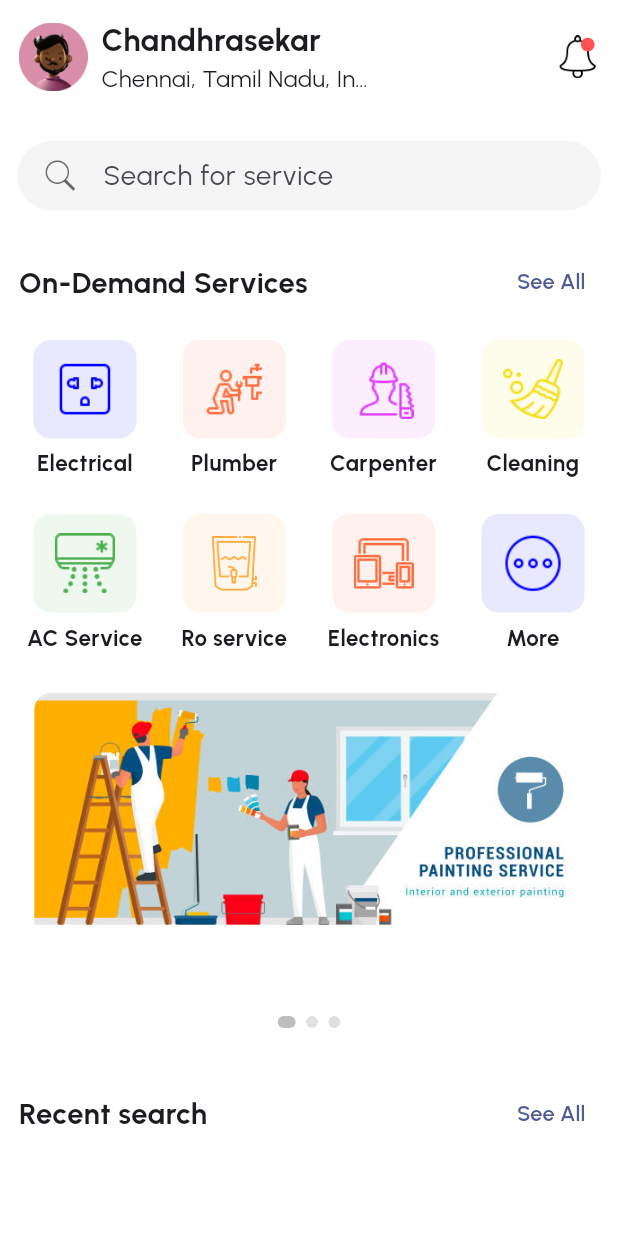
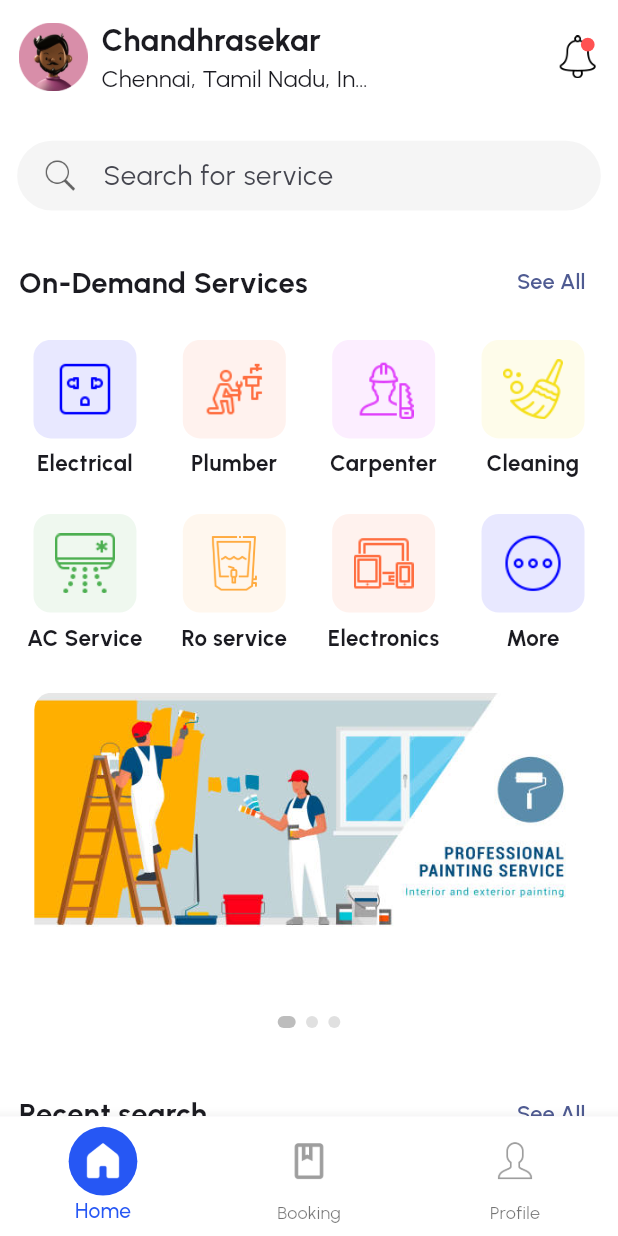
Before and after one commit to Sundhar22/UserApp, a Flutter app: the screen it shows after launch, on a phone screen of 412 x 824 dp. Run offline on Flutter 3.47's test engine with Material 3 defaults, Android fonts, the phone set to English and light mode, and no system bars; drawn by our look-alikes of carousel_slider, dots_indicator; our stand-ins replace flutter_otp_text_field, flutter_screenutil.

Commit message:
nav bar commit

```diff
--- a/lib/features/home/ui/home.dart
+++ b/lib/features/home/ui/home.dart
@@ -71,6 +71,7 @@ class _HomePageState extends State<HomePage> {
       ),
     ];
     return Scaffold(
+        extendBody: true,
         backgroundColor: Colors.white,
         body: SafeArea(
           child: SingleChildScrollView(
@@ -86,7 +87,12 @@ class _HomePageState extends State<HomePage> {
                 Padding(
                   padding:
                       EdgeInsets.symmetric(horizontal: 11.0.w, vertical: 10.h),
-                  child: headline("On-Demand Services", () {}),
+                  child: headline(
+                      "On-Demand Services",
+                      () => Navigator.push(
+                          context,
+                          MaterialPageRoute(
+                              builder: (context) => MoreService()))),
                 ),
                 Padding(
                   padding:
--- a/lib/features/home/ui/widgets/more_service.dart
+++ b/lib/features/home/ui/widgets/more_service.dart
@@ -96,6 +96,7 @@ class MoreService extends StatelessWidget {
         ),
       ),
       body: SafeArea(
+        child: SingleChildScrollView(
           child: Column(
             crossAxisAlignment: CrossAxisAlignment.start,
             children: [
@@ -104,6 +105,7 @@ class MoreService extends StatelessWidget {
             ],
           ),
         ),
+      ),
     );
   }
 }
--- a/lib/features/userLocation/user_choice/widgets/user_choice_widgets.dart
+++ b/lib/features/userLocation/user_choice/widgets/user_choice_widgets.dart
@@ -6,7 +6,7 @@ import 'home_page_search_bar.dart';
 Container innerContainerWidget() {
   return Container(
     height: 145.h,
-    padding: EdgeInsets.symmetric(vertical: 20.h),
+    padding: EdgeInsets.symmetric(vertical: 15.h),
     decoration: BoxDecoration(
       border: Border(
           bottom: BorderSide(
--- a/lib/features/userLocation/user_selected/user_location.dart
+++ b/lib/features/userLocation/user_selected/user_location.dart
@@ -67,7 +67,9 @@ class UserLocation extends StatelessWidget {
                               shape: RoundedRectangleBorder(
                                   borderRadius: BorderRadius.circular(30.r)),
                             ),
-                            child: const Text("Save Address"),
+                            child: const Text("Save Address",
+                                style: TextStyle(
+                                    color: Colors.white, fontSize: 16)),
                           ),
                         ],
                       ),
--- /dev/null
+++ b/lib/features/widgets/nav_bar/nav_bar.dart
@@ -0,0 +1,84 @@
+import 'package:flutter/material.dart';
+import 'package:flutter_screenutil/flutter_screenutil.dart';
+import 'package:user_app/constant/colors/app_color.dart';
+import 'package:user_app/features/home/ui/home.dart';
+
+import '../../booking/ui/booking_page.dart';
+
+class NavBar extends StatefulWidget {
+  const NavBar({super.key});
+
+  @override
+  State<NavBar> createState() => _NavBarState();
+}
+
+class _NavBarState extends State<NavBar> {
+  List<Widget> pages = const <Widget>[
+    HomePage(),
+    BookingPage(),
+    HomePage(),
+    // ProfilePage(),
+  ];
+  int index = 0;
+  @override
+  Widget build(BuildContext context) {
+    return Scaffold(
+      body: pages[index],
+      bottomNavigationBar: BottomNavigationBar(
+        backgroundColor: Colors.white,
+        selectedLabelStyle: TextStyle(
+          fontWeight: FontWeight.w500,
+          color: AppColor.primaryColor,
+        ),
+        useLegacyColorScheme: false,
+        items: [
+          BottomNavigationBarItem(
+            icon: iconWidget(
+              0,
+              index,
+              "assets/icons/home-100.png",
+              "assets/icons/home-100-2.png",
+            ),
+            label: "Home",
+          ),
+          BottomNavigationBarItem(
+            icon: iconWidget(1, index, "assets/icons/book-100-2.png",
+                "assets/icons/book-100.png"),
+            label: "Booking",
+          ),
+          BottomNavigationBarItem(
+            icon: iconWidget(2, index, "assets/icons/user-100-2.png",
+                "assets/icons/user-100.png"),
+            label: "Profile",
+          ),
+        ],
+        currentIndex: index,
+        onTap: (value) {
+          setState(() {
+            index = value;
+          });
+        },
+      ),
+    );
+  }
+
+  CircleAvatar iconWidget(int defaultIndex, int currentIndex, String iconPath,
+      String selectedIconPath) {
+    return CircleAvatar(
+      radius: 20.r,
+      backgroundColor: currentIndex == defaultIndex
+          ? AppColor.primaryColor
+          : Colors.transparent,
+      foregroundColor:
+          currentIndex == defaultIndex ? Colors.white : Colors.grey,
+      child: Center(
+        child: Image.asset(
+          currentIndex == defaultIndex ? selectedIconPath : iconPath,
+          color: index == defaultIndex ? Colors.white : Colors.grey,
+          height: 25.h,
+          width: 25.w,
+        ),
+      ),
+    );
+  }
+}
--- a/lib/main.dart
+++ b/lib/main.dart
@@ -1,13 +1,14 @@
 import 'package:flutter/material.dart';
 import 'package:flutter_screenutil/flutter_screenutil.dart';
-import 'package:user_app/constant/colors/app_color.dart';
 import 'package:user_app/constant/theme/app_theme.dart';
+import 'package:user_app/features/booking/ui/booking_page.dart';
 import 'package:user_app/features/home/ui/home.dart';
 import 'package:user_app/features/onboarding/ui/pages/onboarding_page.dart';
 import 'package:user_app/features/onboarding/ui/pages/otp_screen.dart';
 import 'package:user_app/features/onboarding/ui/pages/user_registration.dart';
 import 'package:user_app/features/userLocation/user_choice/user_choice.dart';
 import 'package:user_app/features/userLocation/user_selected/user_location.dart';
+import 'package:user_app/features/widgets/nav_bar/nav_bar.dart';
 
 void main() {
   runApp(const MyApp());
@@ -23,14 +24,16 @@ class MyApp extends StatelessWidget {
         title: 'User App',
         debugShowCheckedModeBanner: false,
         theme: buildApp(),
-        initialRoute: 'home',
+        initialRoute: 'nav',
         routes: {
+          'nav': (context) => const NavBar(),
           'register': (context) => const UserRegistrationScreen(),
           'otp': (context) => const OtpScreen(),
           'onboarding': (context) => const OnBoardingPage(),
           'user-location': (context) => const UserLocation(),
           'user-location-choice': (context) => const UserLocationChoice(),
           'home': (context) => const HomePage(),
+          'booking': (context) => const BookingPage(),
         },
       ),
     );
--- a/pubspec.yaml
+++ b/pubspec.yaml
@@ -36,6 +36,7 @@ dependencies:
   flutter_otp_text_field: ^1.1.1
   flutter_screenutil: ^5.9.0
   google_maps_flutter: ^2.5.0
+  convex_bottom_bar: ^3.2.0
 
 dev_dependencies:
   flutter_lints: ^2.0.0
```
Also changed, not shown: lib/features/booking/ui/booking_page.dart (added, +14 -0 lines), lib/features/onboarding/ui/pages/onboarding_page.dart (+40 -6 lines), lib/features/booking/widget/booking_ui.dart (added), pubspec.lock. Lines whose indentation alone changed are shown as unchanged.
